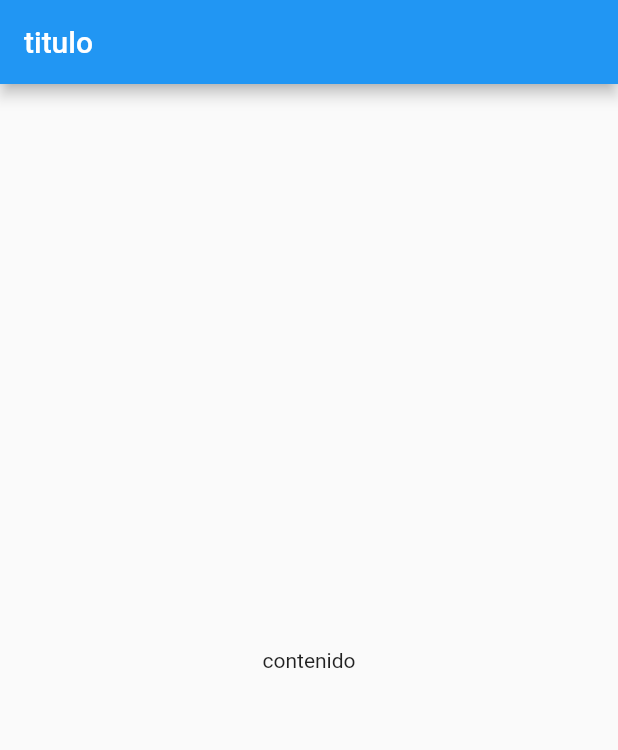
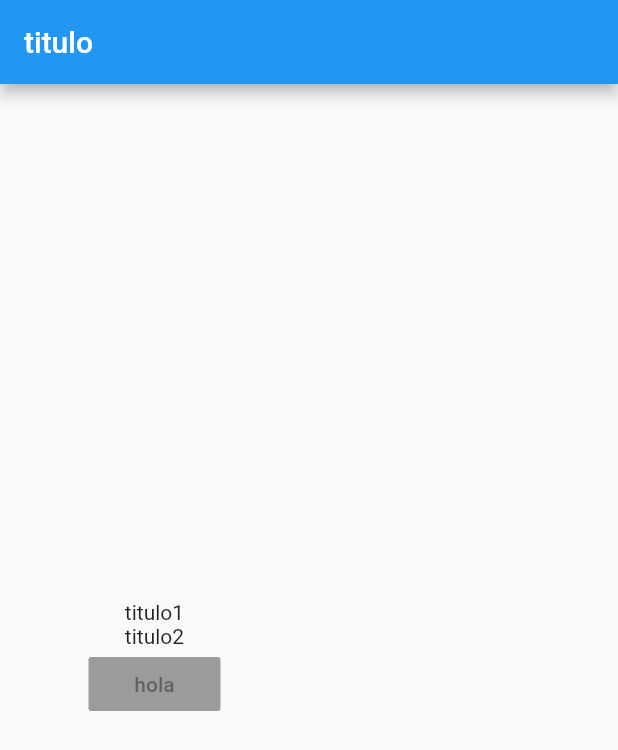
Before and after one commit to AlfredoCruzado/MiApp, a Flutter app: the screen it shows after launch, on a phone screen of 412 x 824 dp. Shown: the top 750 px of the screen. Run offline on Flutter 3.47's test engine with Material 2 defaults, Android fonts, the light colour scheme and no system bars.

Commit message:
cummit
columnas , listview , boton

```diff
--- a/lib/main.dart
+++ b/lib/main.dart
@@ -25,12 +25,34 @@ class _InicioState extends State<Inicio> {
   @override
   Widget build(BuildContext context) {
     return Scaffold(
-      appBar: AppBar(
-        title: Text("titulo"),
-      ),
-      body: Center(
-        child: Text("contenido"),
-      ),
-    );
+        appBar: AppBar(
+          title: Text("titulo"),
+        ),
+        body: Column(
+          mainAxisAlignment: MainAxisAlignment.center,
+          mainAxisSize: MainAxisSize.max,
+          children: <Widget>[
+            Container(
+              width: MediaQuery.of(context).size.width * 0.5,
+              child: Text(
+                "titulo1",
+                textAlign: TextAlign.center,
+              ),
+            ),
+            Text(
+              "titulo2",
+              textAlign: TextAlign.center,
+            ),
+            Container(
+              child: RaisedButton(
+                  child: Text("hola"),
+                  child:
+                  onPressed: () {
+                    var perro = DateTime.now()
+                    print(perro);
+                  }),
+            )
+          ],
+        ));
   }
 }
```
